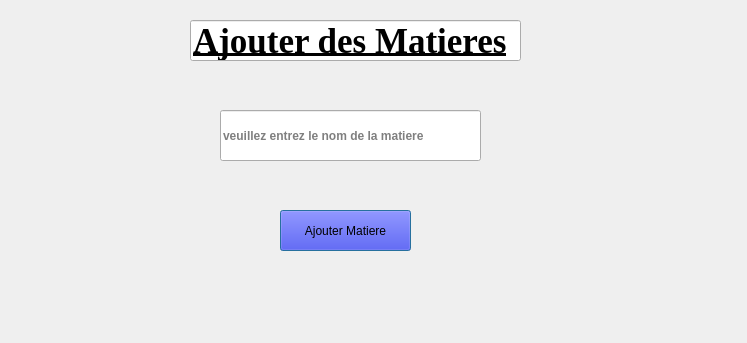
First picture: the form in Projet_qcm (1)/matiere.ui, repository Danielkinkeu/QCM, before the edit.
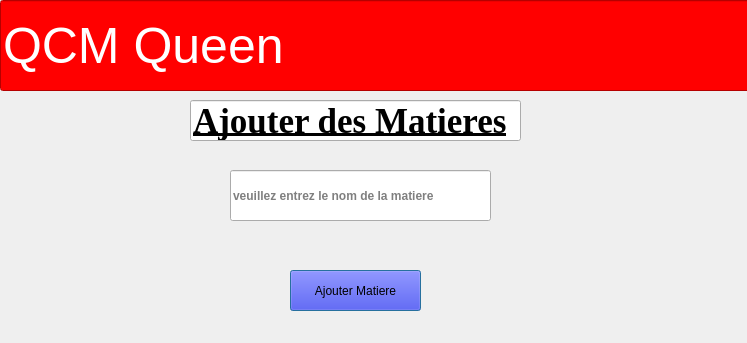
Second picture: the form after the edit.

Patch:
```diff
--- a/Projet_qcm (1)/matiere.ui
+++ b/Projet_qcm (1)/matiere.ui
@@ -17,7 +17,7 @@
    <property name="geometry">
     <rect>
      <x>190</x>
-     <y>20</y>
+     <y>100</y>
      <width>331</width>
      <height>41</height>
     </rect>
@@ -37,8 +37,8 @@
   <widget class="QLineEdit" name="matiere">
    <property name="geometry">
     <rect>
-     <x>220</x>
-     <y>110</y>
+     <x>230</x>
+     <y>170</y>
      <width>261</width>
      <height>51</height>
     </rect>
@@ -55,8 +55,8 @@
   <widget class="QPushButton" name="AjouterMatiere">
    <property name="geometry">
     <rect>
-     <x>280</x>
-     <y>210</y>
+     <x>290</x>
+     <y>270</y>
      <width>131</width>
      <height>41</height>
     </rect>
@@ -71,6 +71,28 @@
     <string>Ajouter Matiere</string>
    </property>
   </widget>
+  <widget class="QLineEdit" name="lineEdit">
+   <property name="geometry">
+    <rect>
+     <x>0</x>
+     <y>0</y>
+     <width>751</width>
+     <height>91</height>
+    </rect>
+   </property>
+   <property name="styleSheet">
+    <string notr="true">background-color:red;
+color: white;
+font-size: 50px;
+justify-content: center;
+text-align: center;
+
+</string>
+   </property>
+   <property name="text">
+    <string>QCM Queen</string>
+   </property>
+  </widget>
  </widget>
  <resources/>
  <connections/>
```
